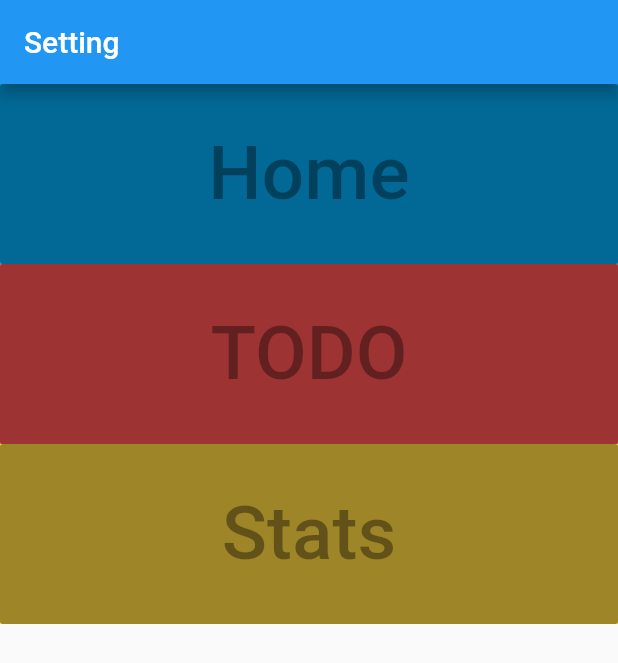
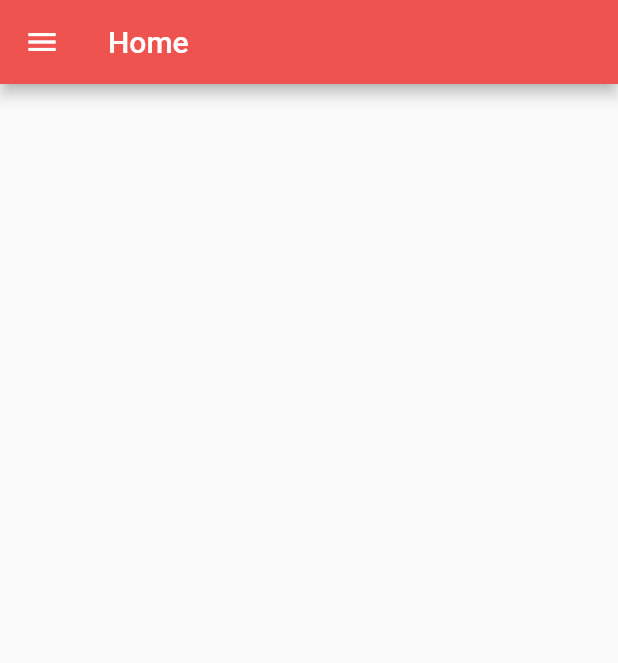
Before and after one commit to onetrieuhero/StudyTime, a Flutter app: the screen it shows after launch, on a phone screen of 412 x 824 dp. Shown: the top 663 px of the screen. Run offline on Flutter 3.47's test engine with Material 2 defaults, Android fonts, the phone set to English and light mode, and no system bars.

Commit message:
Add menu bar

```diff
--- a/lib/main.dart
+++ b/lib/main.dart
@@ -2,98 +2,55 @@ import 'package:flutter/material.dart';
 
 void main() => runApp(MyApp());
 
-class MyApp extends StatelessWidget {
-  // This widget is the root of your application.
-  @override
-  Widget build(BuildContext context) {
-    return MaterialApp(
-      title: 'StudyTime',
-      theme: ThemeData(
-        // This is the theme of your application.
-        //
-        // Try running your application with "flutter run". You'll see the
-        // application has a blue toolbar. Then, without quitting the app, try
-        // changing the primarySwatch below to Colors.green and then invoke
-        // "hot reload" (press "r" in the console where you ran "flutter run",
-        // or simply save your changes to "hot reload" in a Flutter IDE).
-        // Notice that the counter didn't reset back to zero; the application
-        // is not restarted.
-        primarySwatch: Colors.blue,
-      ),
-      home: MyHomePage(title: 'Setting'),
+class MyApp extends StatelessWidget{
+  Widget build(BuildContext context){
+    return new MaterialApp(
+      theme: ThemeData(primaryColor: Colors.red[400]),
+      home: new HomeScreen()
     );
   }
 }
 
-class MyHomePage extends StatefulWidget {
-  MyHomePage({Key key, this.title}) : super(key: key);
-
-  // This widget is the home page of your application. It is stateful, meaning
-  // that it has a State object (defined below) that contains fields that affect
-  // how it looks.
-
-  // This class is the configuration for the state. It holds the values (in this
-  // case the title) provided by the parent (in this case the App widget) and
-  // used by the build method of the State. Fields in a Widget subclass are
-  // always marked "final".
-
-  final String title;
-
-  @override
-  _MyHomePageState createState() => _MyHomePageState();
+class HomeScreen extends StatelessWidget{
+  Widget build(BuildContext context){
+    theme: ThemeData(primaryColor: Colors.red[400]);
+    return new Scaffold(
+      appBar: AppBar(title: Text("Home")),
+      drawer: Drawer(
+        child: ListView(
+          padding: EdgeInsets.zero,
+          children: <Widget>[
+            DrawerHeader(
+              child: Text("Menu",
+                style: TextStyle(fontSize: 30)),
+              decoration: BoxDecoration(
+                color: Colors.red[400],
+              )
+            ),
+            ListTile(
+              title: Text("Home",style: TextStyle(fontSize: 20)),
+              onTap: (){
+                Navigator.push(context, new MaterialPageRoute(builder: (context) => new HomeScreen()));
+              }
+            ),
+            ListTile(
+              title: Text("To Do", style: TextStyle(fontSize: 20)),
+              onTap:(){
+                Navigator.push(context, new MaterialPageRoute(builder: (context) => new TODO()));
+              }
+            )
+          ]
+        )
+      )
+    );
+  }
 }
 
-class _MyHomePageState extends State<MyHomePage> {
-
-  @override
-  Widget build(BuildContext context) {
+class TODO extends StatelessWidget{
+  Widget build(BuildContext context){
     return Scaffold(
       appBar: AppBar(
-        title: Text(widget.title),
-      ),
-      body: Center(
-        child: Column(
-
-          crossAxisAlignment: CrossAxisAlignment.start,
-          children: [
-            Container(
-                width: 500,
-                height: 120,
-                child: RaisedButton(
-                        child: Text("Home",
-                          style: TextStyle(
-                            fontSize: 50,
-                          )),
-                        //onPressed: null,
-                      ),
-                color: Colors.lightBlue,
-            ),
-            Container(
-                width: 500,
-                height: 120,
-                child: RaisedButton(
-                  child: Text("TODO",
-                    style: TextStyle(
-                      fontSize: 50,
-                  )),
-                  onPressed: null,
-                ),
-              color: Colors.redAccent,
-            ),
-            Container(
-                width: 500,
-                height: 120,
-                child: RaisedButton(
-                  child: Text("Stats",
-                    style: TextStyle(
-                      fontSize: 50,
-                    )),
-                  onPressed: null,
-                ),
-              color: Colors.amberAccent,
-            ),
-          ]
-        )
+        title: Text("To Do List"),
       ),
     );
   }
```
